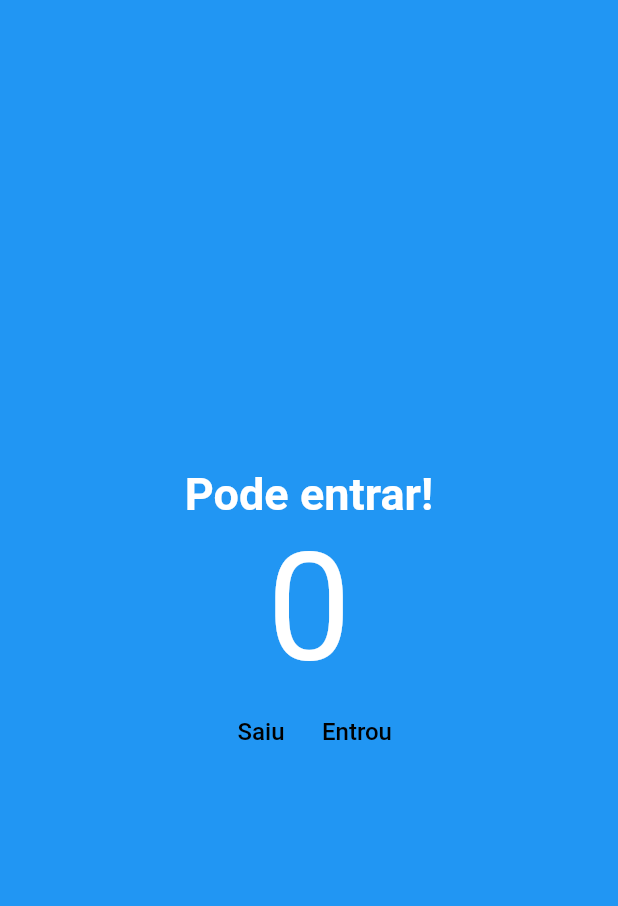
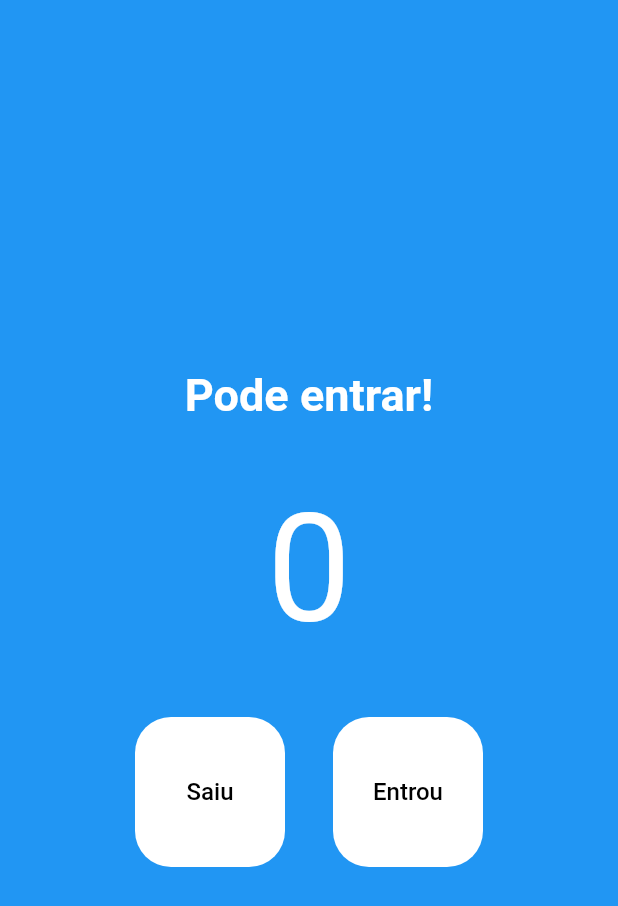
Before and after one commit to 3salles/people-counter, a Flutter app: the screen it shows after launch, on a phone screen of 412 x 824 dp. Shown: the top 906 px of the screen. Run offline on Flutter 3.47's test engine with Material 2 defaults, Android fonts, the light colour scheme and no system bars.

Commit message:
style: Add styles to buttons

```diff
--- a/lib/main.dart
+++ b/lib/main.dart
@@ -36,6 +36,9 @@
             style: TextStyle(
                 fontSize: 30, color: Colors.white, fontWeight: FontWeight.w700),
           ),
+          const SizedBox(
+                height: 40,
+              ),
           const Text(
             '0',
             style: TextStyle(
@@ -43,19 +46,39 @@
               color: Colors.white,
             ),
           ),
+          const SizedBox(
+                height: 40,
+              ),
           Row(
             mainAxisAlignment: MainAxisAlignment.center,
             children: [
               TextButton(
                 onPressed: decrement,
+                style: TextButton.styleFrom(
+                    backgroundColor: Colors.white,
+                    fixedSize: const Size(100, 100),
+                    primary: Colors.black,
+                    shape: RoundedRectangleBorder(
+                      borderRadius: BorderRadius.circular(24),
+                    )),
                 child: const Text('Saiu',
                     style: TextStyle(
                       color: Colors.black,
                       fontSize: 16,
                     )),
               ),
+              const SizedBox(
+                width: 32,
+              ),
               TextButton(
                   onPressed: increment,
+                  style: TextButton.styleFrom(
+                      backgroundColor: Colors.white,
+                      fixedSize: const Size(100, 100),
+                      primary: Colors.black,
+                      shape: RoundedRectangleBorder(
+                        borderRadius: BorderRadius.circular(24),
+                      )),
                   child: const Text('Entrou',
                       style: TextStyle(
                         color: Colors.black,
```
